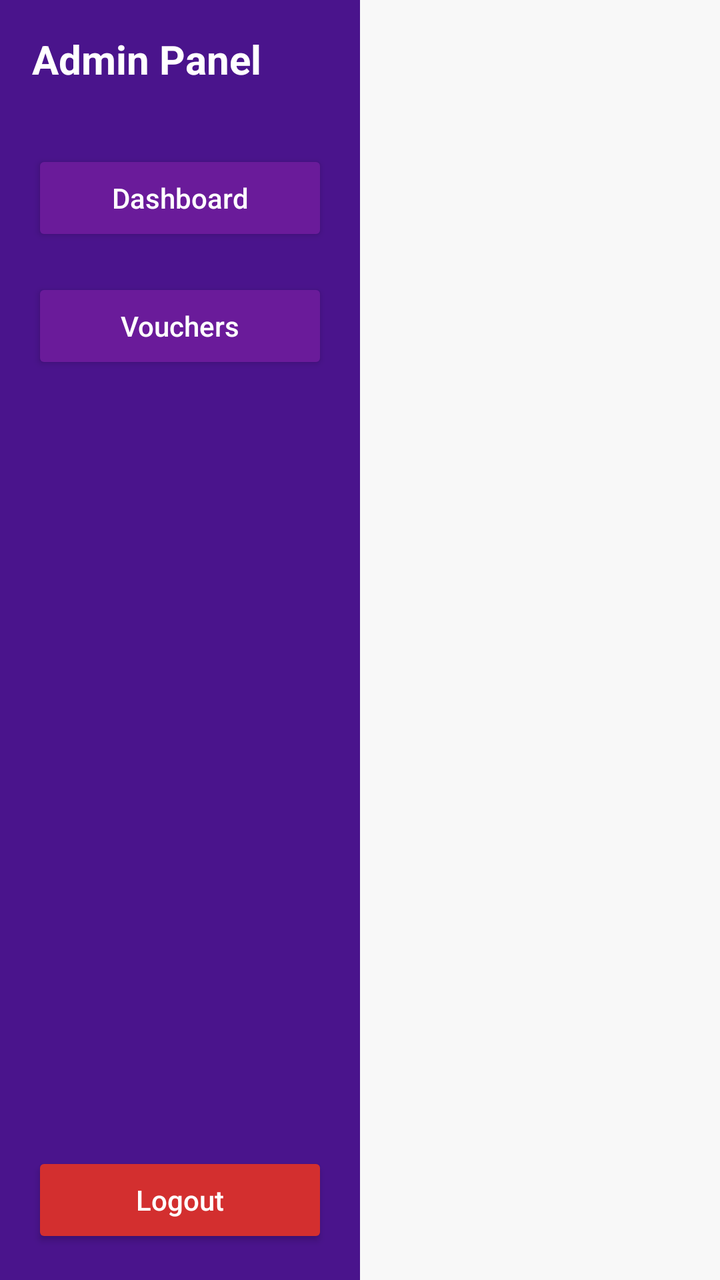
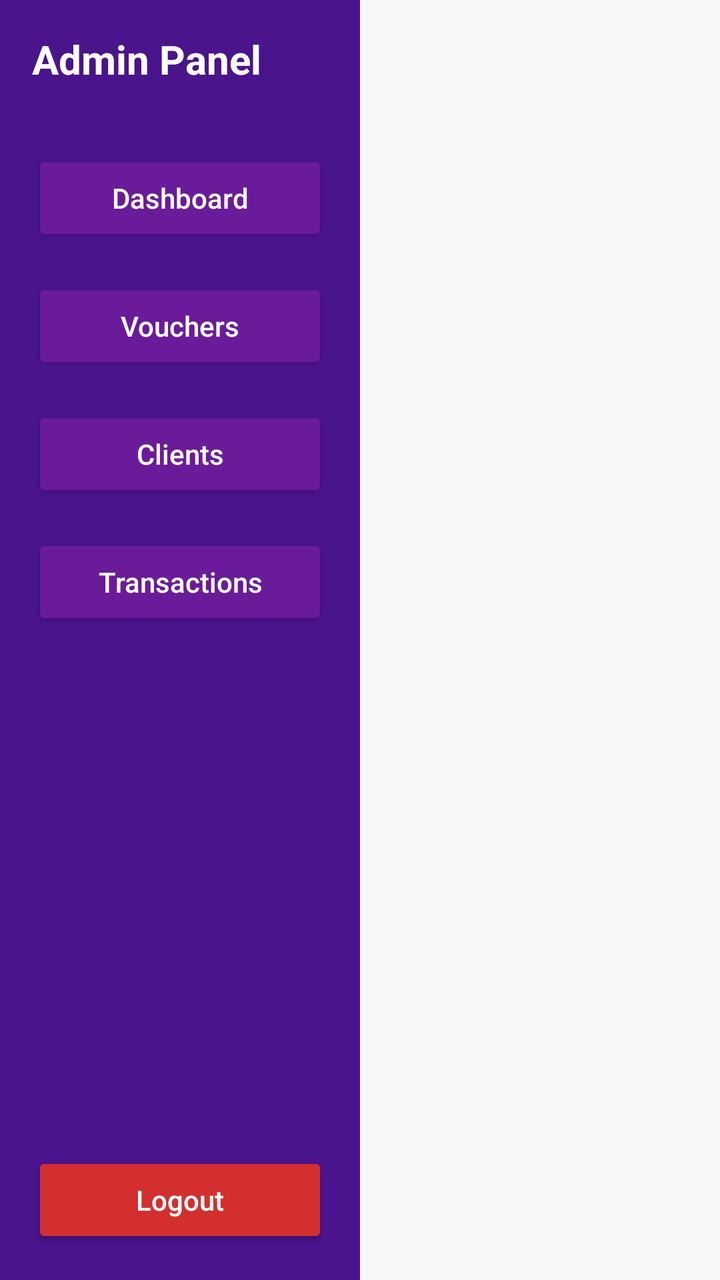

The first picture is an Android layout as it rendered before a commit; the second is the same layout after the commit. The layout source and the unified diff follow.
<!-- AndroidManifest.xml: application theme Theme.WifiClient -->
<!-- res/layout/activity_admin_dashboard.xml -->
<?xml version="1.0" encoding="utf-8"?>
<LinearLayout xmlns:android="http://schemas.android.com/apk/res/android"
    android:layout_width="match_parent"
    android:layout_height="match_parent"
    android:orientation="horizontal"
    android:background="#FFFFFF">

    
    <LinearLayout
        android:id="@+id/sidebar"
        android:layout_width="180dp"
        android:layout_height="match_parent"
        android:background="#4A148C"
        android:orientation="vertical"
        android:padding="16dp"
        android:gravity="top">

        <TextView
            android:text="Admin Panel"
            android:textColor="#FFFFFF"
            android:textSize="20sp"
            android:textStyle="bold"
            android:layout_marginBottom="32dp"
            android:layout_width="match_parent"
            android:layout_height="wrap_content" />

        <Button
            android:id="@+id/btnDashboard"
            android:text="Dashboard"
            android:textAllCaps="false"
            android:textColor="#FFFFFF"
            android:backgroundTint="#6A1B9A"
            android:layout_width="match_parent"
            android:layout_height="wrap_content"
            android:layout_marginBottom="16dp" />

        <Button
            android:id="@+id/btnVouchers"
            android:text="Vouchers"
            android:textAllCaps="false"
            android:textColor="#FFFFFF"
            android:backgroundTint="#6A1B9A"
            android:layout_width="match_parent"
            android:layout_height="wrap_content"
            android:layout_marginBottom="16dp" />

        
        <View
            android:layout_width="match_parent"
            android:layout_height="0dp"
            android:layout_weight="1" />

        
        <Button
            android:id="@+id/btnLogout"
            android:text="Logout"
            android:textAllCaps="false"
            android:textColor="#FFFFFF"
            android:backgroundTint="#D32F2F"
            android:layout_width="match_parent"
            android:layout_height="wrap_content" />

    </LinearLayout>

    
    <FrameLayout
        android:id="@+id/fragmentContainer"
        android:layout_width="0dp"
        android:layout_weight="1"
        android:layout_height="match_parent"
        android:background="#F8F8F8"
        android:padding="16dp" />

</LinearLayout>
<!-- resources referenced by this layout -->
<resources>
  <style name="Theme.WifiClient" parent="Theme.AppCompat.Light.NoActionBar" />
</resources>

<!-- the commit's change to res/layout/activity_admin_dashboard.xml (unified diff, before → after) -->
@@ -5,7 +5,6 @@
     android:orientation="horizontal"
     android:background="#FFFFFF">
 
-    
     <LinearLayout
         android:id="@+id/sidebar"
         android:layout_width="180dp"
@@ -34,6 +33,7 @@
             android:layout_height="wrap_content"
             android:layout_marginBottom="16dp" />
 
+
         <Button
             android:id="@+id/btnVouchers"
             android:text="Vouchers"
@@ -44,13 +44,36 @@
             android:layout_height="wrap_content"
             android:layout_marginBottom="16dp" />
 
-        
+
+        <Button
+            android:id="@+id/btnClients"
+            android:text="Clients"
+            android:textAllCaps="false"
+            android:textColor="#FFFFFF"
+            android:backgroundTint="#6A1B9A"
+            android:layout_width="match_parent"
+            android:layout_height="wrap_content"
+            android:layout_marginBottom="16dp" />
+
+
+        <Button
+            android:id="@+id/btnTransactions"
+            android:text="Transactions"
+            android:textAllCaps="false"
+            android:textColor="#FFFFFF"
+            android:backgroundTint="#6A1B9A"
+            android:layout_width="match_parent"
+            android:layout_height="wrap_content"
+            android:layout_marginBottom="16dp" />
+
+
+
         <View
             android:layout_width="match_parent"
             android:layout_height="0dp"
             android:layout_weight="1" />
 
-        
+
         <Button
             android:id="@+id/btnLogout"
             android:text="Logout"
@@ -62,7 +85,6 @@
 
     </LinearLayout>
 
-    
     <FrameLayout
         android:id="@+id/fragmentContainer"
         android:layout_width="0dp"
